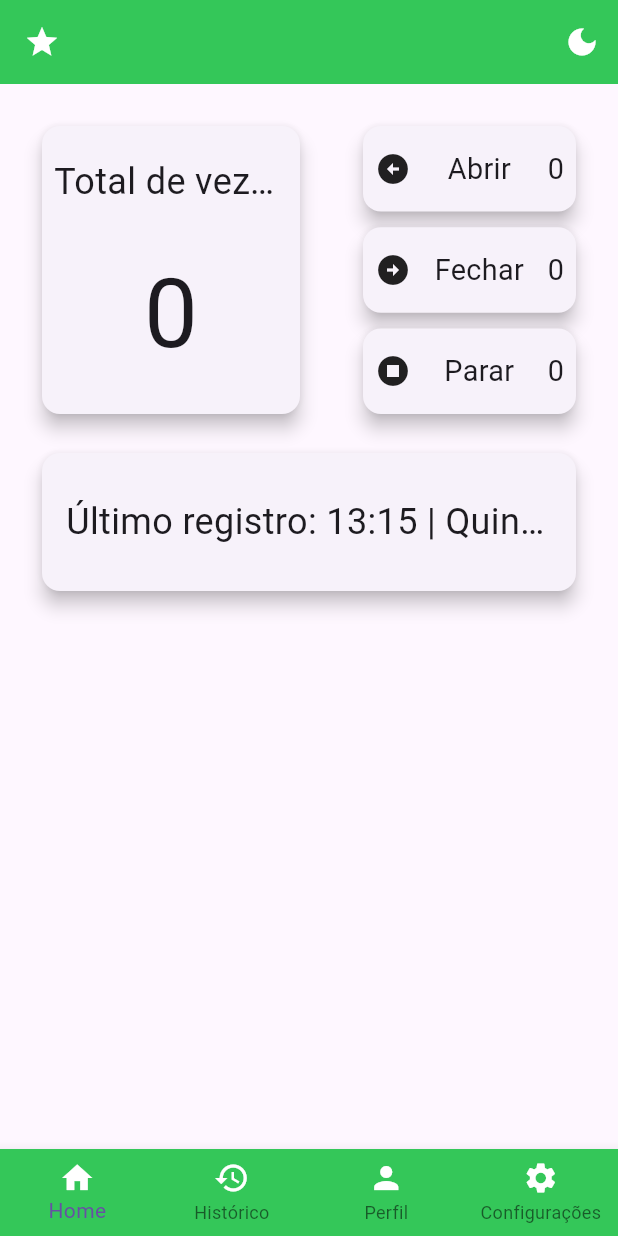
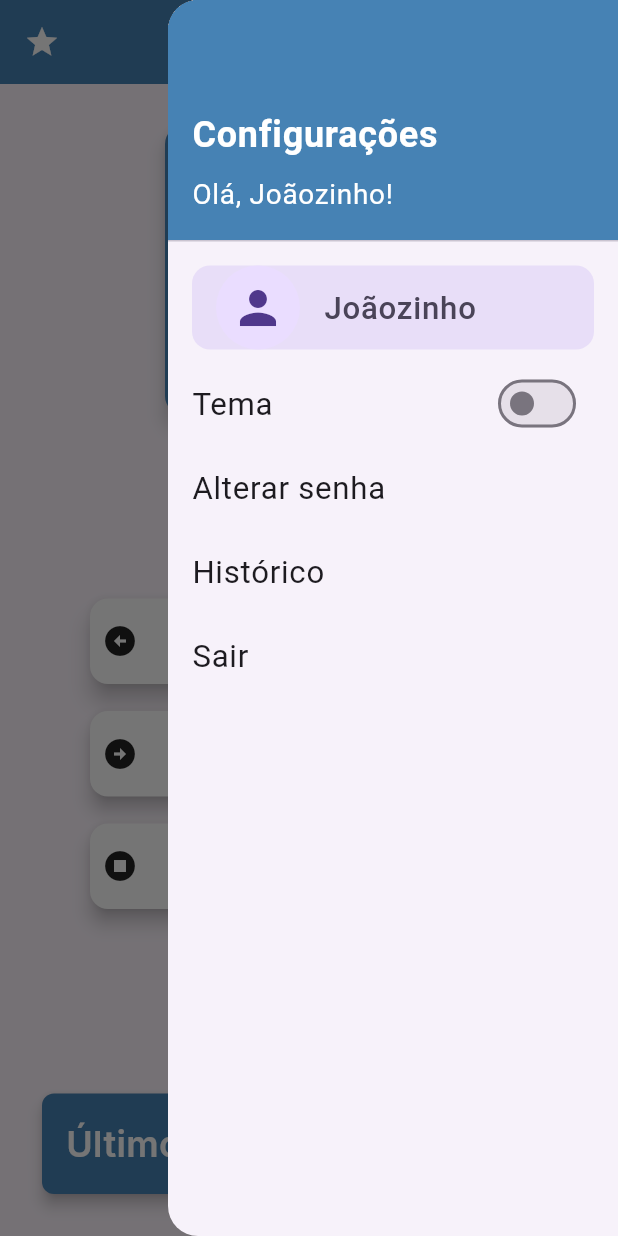
Before and after one commit to gusmariz/Projeto-Safe-Gate, a Flutter app: the screen it shows after launch, with the side drawer open (before the commit the screen has no drawer), on a phone screen of 412 x 824 dp. Run offline on Flutter 3.47's test engine with Material 3 defaults, Android fonts, the phone set to English and light mode, and no system bars; our stand-ins replace google_fonts.

Commit message:
Navegação inferior removida, melhora nas estilizações, mais elementos no drawer.

```diff
--- a/lib/main.dart
+++ b/lib/main.dart
@@ -1,4 +1,5 @@
 import 'package:flutter/material.dart';
+import 'package:google_fonts/google_fonts.dart';
 
 void main() => runApp(const MyApp());
 
@@ -15,11 +16,11 @@ class _MyAppState extends State<MyApp> {
   @override
   Widget build(BuildContext context) {
     return MaterialApp(
-      title: 'O Portão (Miniatura)',
+      title: 'Safe Gate',
       debugShowCheckedModeBanner: false,
       theme: _isDarkMode
-          ? ThemeData.dark().copyWith(primaryColor: const Color(0xFF269653))
-          : ThemeData.light().copyWith(primaryColor: const Color(0xFF34C759)),
+          ? ThemeData.dark().copyWith(primaryColor: const Color(0xFF002366))
+          : ThemeData.light().copyWith(primaryColor: const Color(0xFF4682B4)),
       home: MyHomePage(
         onThemeChanged: () {
           setState(() {
@@ -49,39 +50,191 @@ class MyHomePage extends StatelessWidget {
         backgroundColor: Theme.of(context).primaryColor,
         title: const Icon(Icons.star, color: Colors.white),
         actions: [
-          IconButton(
-            icon: Icon(isDarkMode ? (Icons.light_mode) : Icons.dark_mode,
-                color: Colors.white),
-            onPressed: onThemeChanged,
+          Builder(
+            builder: (context) => IconButton(
+              icon: const Icon(Icons.settings, color: Colors.white),
+              onPressed: () => Scaffold.of(context).openEndDrawer(),
+            ),
           ),
         ],
       ),
+      endDrawer: Drawer(
+        width: 300,
+        shape: const RoundedRectangleBorder(
+          borderRadius: BorderRadius.horizontal(
+            left: Radius.circular(20),
+          ),
+        ),
+        elevation: 10,
+        child: ListView(
+          padding: EdgeInsets.zero,
+          children: [
+            DrawerHeader(
+              decoration: BoxDecoration(color: Theme.of(context).primaryColor),
+              padding: EdgeInsets.all(16),
+              child: SizedBox(
+                height: 30,
+                child: Column(
+                  mainAxisAlignment: MainAxisAlignment.end,
+                  crossAxisAlignment: CrossAxisAlignment.start,
+                  children: [
+                    Text(
+                      'Configurações',
+                      style: TextStyle(
+                        color: Colors.white,
+                        fontSize: 24,
+                        fontWeight: FontWeight.bold,
+                      ),
+                    ),
+                    SizedBox(height: 8),
+                    Text(
+                      'Olá, Joãozinho!',
+                      style: TextStyle(
+                        fontSize: 18.6,
+                        color: Colors.white,
+                      ),
+                    ),
+                  ],
+                ),
+              ),
+            ),
+            Container(
+              margin: EdgeInsets.symmetric(horizontal: 16, vertical: 8),
+              decoration: BoxDecoration(
+                color: Theme.of(context).colorScheme.secondaryContainer,
+                borderRadius: BorderRadius.circular(12),
+              ),
+              child: ListTile(
+                title: Text(
+                  'Joãozinho',
+                  style: TextStyle(
+                    fontSize: 20.8,
+                    fontWeight: FontWeight.w500,
+                    color: Theme.of(context).colorScheme.onSecondaryContainer,
+                  ),
+                ),
+                leading: CircleAvatar(
+                  radius: 28,
+                  // backgroundColor: Colors.blue,
+                  child: Icon(Icons.person, size: 36),
+                ),
+              ),
+            ),
+            ListTile(
+              title: const Text(
+                'Tema',
+                style: TextStyle(
+                  fontSize: 20.8,
+                ),
+              ),
+              trailing: Switch(
+                value: isDarkMode,
+                onChanged: (value) {
+                  onThemeChanged();
+                },
+                activeColor: Theme.of(context).primaryColor,
+              ),
+            ),
+            ListTile(
+              title: Text(
+                'Alterar senha',
+                style: TextStyle(
+                  fontSize: 20.8,
+                ),
+              ),
+            ),
+            ListTile(
+              title: Text(
+                'Histórico',
+                style: TextStyle(
+                  fontSize: 20.8,
+                ),
+              ),
+            ),
+            ListTile(
+              title: Text(
+                'Sair',
+                style: TextStyle(
+                  fontSize: 20.8,
+                ),
+              ),
+            ),
+          ],
+        ),
+      ),
       body: Container(
         padding: const EdgeInsets.all(24),
-        child: const Column(
-          children: [
-            Row(
+        child: Column(
           mainAxisAlignment: MainAxisAlignment.spaceBetween,
           children: [
             SizedBox(
-                  width: 180,
+              width: 200,
               height: 200,
               child: Card(
+                color: Theme.of(context).brightness == Brightness.dark
+                    ? Color(0xFF002366)
+                    : Color(0xFF4682B4),
                 elevation: 5,
                 child: Padding(
-                      padding: EdgeInsets.all(8),
+                  padding: const EdgeInsets.all(8),
                   child: Column(
                     mainAxisAlignment: MainAxisAlignment.spaceAround,
                     children: [
                       Text(
                         'Total de vezes utilizado',
-                            style: TextStyle(fontSize: 24),
+                        style: GoogleFonts.roboto(
+                          fontSize: 24,
+                          fontWeight: FontWeight.bold,
+                          color: Colors.white,
+                        ),
                         overflow: TextOverflow.ellipsis,
                       ),
-                          // SizedBox(height: 15),
                       Text(
                         '0',
-                            style: TextStyle(fontSize: 64),
+                        style: GoogleFonts.inter(
+                          fontSize: 64,
+                          fontWeight: FontWeight.w600,
+                          color: Colors.white,
+                        ),
+                      ),
+                    ],
+                  ),
+                ),
+              ),
+            ),
+            Container(
+              width: 300,
+              height: 225,
+              child: Column(
+                mainAxisAlignment: MainAxisAlignment.spaceAround,
+                children: [
+                  SizedBox(
+                    width: double.infinity,
+                    height: 65,
+                    child: Card(
+                      color: Theme.of(context).brightness == Brightness.dark
+                          ? Color(0xFF2D3748)
+                          : Colors.white,
+                      elevation: 6,
+                      child: Padding(
+                        padding: EdgeInsets.symmetric(horizontal: 8),
+                        child: Row(
+                          mainAxisAlignment: MainAxisAlignment.spaceBetween,
+                          children: [
+                            Icon(Icons.arrow_circle_left),
+                            Text(
+                              'ABRIR',
+                              style: GoogleFonts.roboto(
+                                fontSize: 25.6,
+                                fontWeight: FontWeight.bold,
+                              ),
+                            ),
+                            Text(
+                              '0',
+                              style: GoogleFonts.inter(
+                                fontSize: 25.6,
+                                fontWeight: FontWeight.w600,
+                              ),
                             ),
                           ],
                         ),
@@ -89,32 +242,12 @@ class MyHomePage extends StatelessWidget {
                     ),
                   ),
                   SizedBox(
-                  height: 200,
-                  child: Column(
-                    mainAxisAlignment: MainAxisAlignment.spaceBetween,
-                    children: [
-                      SizedBox(
-                        width: 150,
+                    width: double.infinity,
                     height: 65,
                     child: Card(
-                          elevation: 5,
-                          child: Padding(
-                            padding: EdgeInsets.symmetric(horizontal: 8),
-                            child: Row(
-                              mainAxisAlignment: MainAxisAlignment.spaceBetween,
-                              children: [
-                                Icon(Icons.arrow_circle_left),
-                                Text('Abrir', style: TextStyle(fontSize: 19.2)),
-                                Text('0', style: TextStyle(fontSize: 19.2)),
-                              ],
-                            ),
-                          ),
-                        ),
-                      ),
-                      SizedBox(
-                        width: 150,
-                        height: 65,
-                        child: Card(
+                      color: Theme.of(context).brightness == Brightness.dark
+                          ? Color(0xFF2D3748)
+                          : Colors.white,
                       elevation: 5,
                       child: Padding(
                         padding: EdgeInsets.all(8),
@@ -122,18 +255,32 @@ class MyHomePage extends StatelessWidget {
                           mainAxisAlignment: MainAxisAlignment.spaceBetween,
                           children: [
                             Icon(Icons.arrow_circle_right),
-                                Text('Fechar',
-                                    style: TextStyle(fontSize: 19.2)),
-                                Text('0', style: TextStyle(fontSize: 19.2)),
+                            Text(
+                              'FECHAR',
+                              style: GoogleFonts.roboto(
+                                fontSize: 25.6,
+                                fontWeight: FontWeight.bold,
+                              ),
+                            ),
+                            Text(
+                              '0',
+                              style: GoogleFonts.inter(
+                                fontSize: 25.6,
+                                fontWeight: FontWeight.w600,
+                              ),
+                            ),
                           ],
                         ),
                       ),
                     ),
                   ),
                   SizedBox(
-                        width: 150,
+                    width: double.infinity,
                     height: 65,
                     child: Card(
+                      color: Theme.of(context).brightness == Brightness.dark
+                          ? Color(0xFF2D3748)
+                          : Colors.white,
                       elevation: 5,
                       child: Padding(
                         padding: EdgeInsets.all(8),
@@ -141,8 +288,20 @@ class MyHomePage extends StatelessWidget {
                           mainAxisAlignment: MainAxisAlignment.spaceBetween,
                           children: [
                             Icon(Icons.stop_circle),
-                                Text('Parar', style: TextStyle(fontSize: 19.2)),
-                                Text('0', style: TextStyle(fontSize: 19.2)),
+                            Text(
+                              'PARAR',
+                              style: GoogleFonts.roboto(
+                                fontSize: 25.6,
+                                fontWeight: FontWeight.bold,
+                              ),
+                            ),
+                            Text(
+                              '0',
+                              style: GoogleFonts.inter(
+                                fontSize: 25.6,
+                                fontWeight: FontWeight.w600,
+                              ),
+                            ),
                           ],
                         ),
                       ),
@@ -151,19 +310,26 @@ class MyHomePage extends StatelessWidget {
                 ],
               ),
             ),
-              ],
+            Card(
+              color: Theme.of(context).brightness == Brightness.dark
+                  ? Color(0xFF002366)
+                  : Color(0xFF4682B4),
+              elevation: 4,
+              shape: RoundedRectangleBorder(
+                borderRadius: BorderRadius.circular(8),
               ),
-            SizedBox(height: 18),
-            Card(
-              elevation: 5,
               child: Padding(
                 padding: EdgeInsets.all(16),
                 child: SizedBox(
-                  height: 60,
+                  height: 35,
                   child: Center(
                     child: Text(
                       'Último registro: 13:15 | Quinta-feira | Abril 2025',
-                      style: TextStyle(fontSize: 24),
+                      style: GoogleFonts.inter(
+                        fontSize: 24,
+                        fontWeight: FontWeight.w600,
+                        color: Colors.white,
+                      ),
                       overflow: TextOverflow.ellipsis,
                       maxLines: 1,
                     ),
@@ -174,24 +340,6 @@ class MyHomePage extends StatelessWidget {
           ],
         ),
       ),
-      bottomNavigationBar: BottomNavigationBar(
-        type: BottomNavigationBarType.fixed,
-        backgroundColor: Theme.of(context).primaryColor,
-        items: const <BottomNavigationBarItem>[
-          BottomNavigationBarItem(
-            icon: Icon(Icons.home, color: Colors.white),
-            label: 'Home',
-          ),
-          BottomNavigationBarItem(
-              icon: Icon(Icons.history, color: Colors.white),
-              label: 'Histórico'),
-          BottomNavigationBarItem(
-              icon: Icon(Icons.person, color: Colors.white), label: 'Perfil'),
-          BottomNavigationBarItem(
-              icon: Icon(Icons.settings, color: Colors.white),
-              label: 'Configurações'),
-        ],
-      ),
     );
   }
 }
--- a/pubspec.yaml
+++ b/pubspec.yaml
@@ -8,6 +8,7 @@ environment:
   sdk: ^3.0.0
 
 dependencies:
+  google_fonts: ^6.1.0
   flutter:
     sdk: flutter
   commit: ^0.0.1-dev.2
```
Lines whose indentation alone changed are shown as unchanged.
